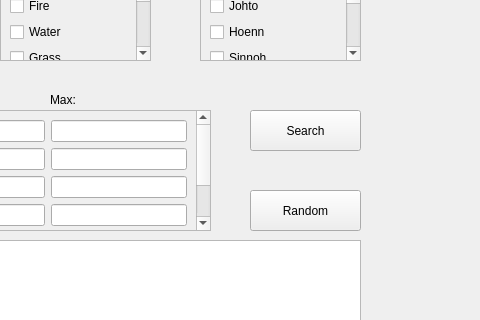
The window that UI/mainWindow.ui (NickHefel/Pokedex) describes before a commit, drawn with Qt 5; both pictures show x 320 to 800 and y 90 to 410 of the 800 by 600 pixel window.
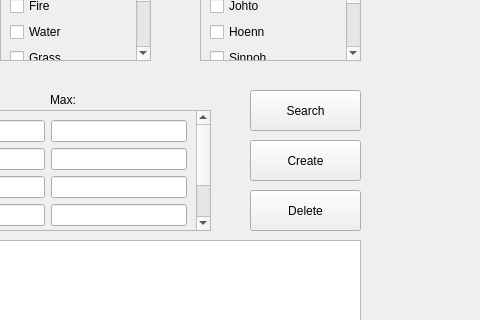
The same window after the commit.

Patch:
```diff
--- a/UI/mainWindow.ui
+++ b/UI/mainWindow.ui
@@ -471,7 +471,7 @@
     <property name="geometry">
      <rect>
       <x>570</x>
-      <y>200</y>
+      <y>180</y>
       <width>111</width>
       <height>41</height>
      </rect>
@@ -484,13 +484,13 @@
     <property name="geometry">
      <rect>
       <x>570</x>
-      <y>280</y>
+      <y>230</y>
       <width>111</width>
       <height>41</height>
      </rect>
     </property>
     <property name="text">
-     <string>Random</string>
+     <string>Create</string>
     </property>
    </widget>
    <widget class="QTableWidget" name="searchResultsTableWidget">
@@ -509,6 +509,19 @@
      <set>QAbstractItemView::NoEditTriggers</set>
     </property>
    </widget>
+   <widget class="QPushButton" name="deleteButton">
+    <property name="geometry">
+     <rect>
+      <x>570</x>
+      <y>280</y>
+      <width>111</width>
+      <height>41</height>
+     </rect>
+    </property>
+    <property name="text">
+     <string>Delete</string>
+    </property>
+   </widget>
   </widget>
   <widget class="QStatusBar" name="statusbar"/>
  </widget>
```
Left out of the diff: 2 changed lines with no effect on the pictures.
